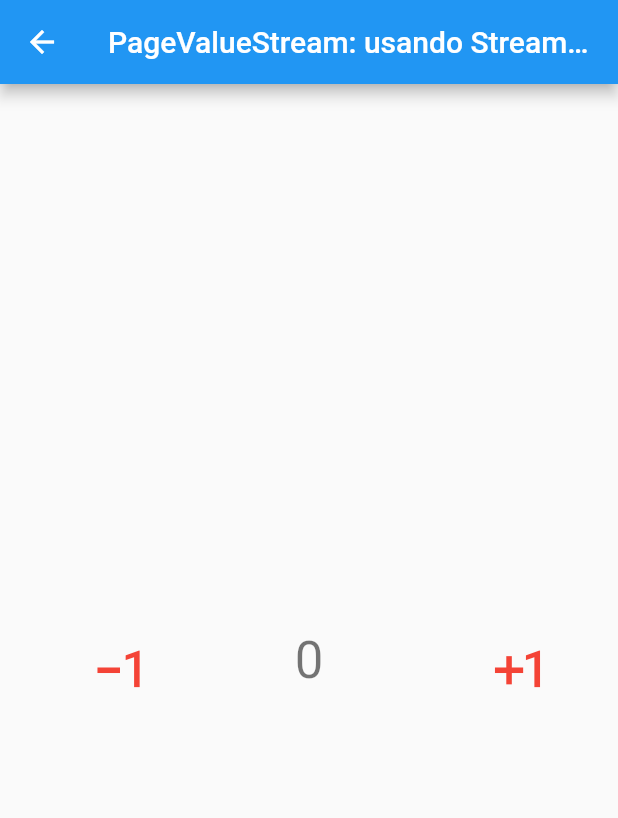
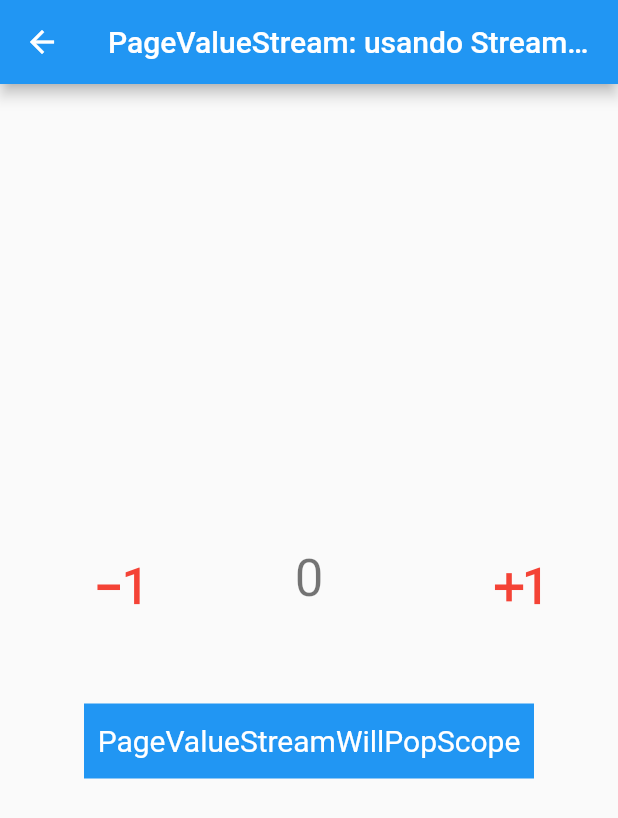
Before and after one commit to Suebersson/ephemeral_state_manager, a Flutter app: the PageValueStream screen opened directly, on a phone screen of 412 x 824 dp. Shown: the top 818 px of the screen. Run offline on Flutter 3.47's test engine with Material 2 defaults, Android fonts, the phone set to English and light mode, and no system bars.

Commit message:
third commit

```diff
--- a/example/lib/PageValueStream.dart
+++ b/example/lib/PageValueStream.dart
@@ -1,5 +1,6 @@
 import 'package:flutter/material.dart';
 import 'package:ephemeral_state_manager/src/valueStream.dart';
+import './pageValueStreamWillPopScope.dart';
 
 class PageValueStream extends StatefulWidget {
   const PageValueStream({Key? key}) : super(key: key);
@@ -9,7 +10,6 @@ class PageValueStream extends StatefulWidget {
 }
 
 class _HomePageState extends State<PageValueStream> {
-
   final PageValueStreamController controller = PageValueStreamController();
 
   @override
@@ -22,19 +22,27 @@ class _HomePageState extends State<PageValueStream> {
   Widget build(BuildContext context) {
     print('Create HomaPage build');
     return Scaffold(
-      appBar: AppBar(title: const Text('PageValueStream: usando StreamController')),
-      body: Center(
-        child: Row(
+      appBar: AppBar(
+        title: const Text('PageValueStream: usando StreamController'),
+      ),
+      body: Column(
+        mainAxisAlignment: MainAxisAlignment.center,
+        children: [
+          Row(
             mainAxisAlignment: MainAxisAlignment.spaceAround,
             children: [
               IconButton(
-              icon: const Icon(Icons.exposure_neg_1, size: 45.0, color: Colors.red),
+                icon: const Icon(
+                  Icons.exposure_neg_1,
+                  size: 45.0,
+                  color: Colors.red,
+                ),
                 onPressed: controller.decrementCounter,
               ),
               StreamBuilder<int>(
                 stream: controller.counter.stream,
                 initialData: controller.counter.value,
-              builder: (context, snapshot){
+                builder: (context, snapshot) {
                   print('Upadate: ${snapshot.data}');
                   return Text(
                     '${snapshot.data}',
@@ -43,24 +51,45 @@ class _HomePageState extends State<PageValueStream> {
                 },
               ),
               IconButton(
-              icon: const Icon(Icons.exposure_plus_1, size: 45.0, color: Colors.red),
+                icon: const Icon(Icons.exposure_plus_1,
+                    size: 45.0, color: Colors.red),
                 onPressed: controller.incrementCounter,
               ),
             ],
           ),
+          GestureDetector(
+            onTap: () {
+              Navigator.push(
+                context,
+                MaterialPageRoute(builder: (context) {
+                  return PageValueStreamWillPopScope(controller: PageValueStreamWillPopScopeController());
+                }),
+              );
+            },
+            child: Container(
+              alignment: Alignment.center,
+              color: Theme.of(context).primaryColor,
+              margin: const EdgeInsets.only(top: 60),
+              height: 50,
+              width: 300,
+              child: const Text(
+                'PageValueStreamWillPopScope',
+                style: TextStyle(color: Colors.white, fontSize: 20),
+              ),
+            ),
+          ),
+        ],
       ),
     );
   }
 }
 
-class PageValueStreamController implements DisposeValueStream{
-
-  ValueStream<int> counter = ValueStream<int>(0);
+class PageValueStreamController implements DisposeValueStream {
+  final ValueStream<int> counter = ValueStream<int>(0);
 
   void incrementCounter() => counter.value++;
   void decrementCounter() => counter.value--;
 
   @override
   void dispose() => counter.dispose();
-
 }
--- a/example/lib/main.dart
+++ b/example/lib/main.dart
@@ -4,13 +4,14 @@ import 'PageStateSetterBuilder.dart';
 void main() => runApp(const MyApp());
 
 class MyApp extends StatelessWidget {
-  const MyApp({ Key? key }) : super(key: key);
+  const MyApp({Key? key}) : super(key: key);
   @override
   Widget build(BuildContext context) {
     return MaterialApp(
       title: "Flutter demo",
       theme: ThemeData(primarySwatch: Colors.blue),
-      home: PageStateSetterBuilder(controller: PageStateSetterBuilderController()),
+      home: PageStateSetterBuilder(
+          controller: PageStateSetterBuilderController()),
     );
   }
 }
--- a/lib/ephemeral_state_manager.dart
+++ b/lib/ephemeral_state_manager.dart
@@ -1,5 +1,6 @@
 library ephemeral_state_manager;
 
+/// [library] que serão exportadas e visíveis
 export 'src/stateSetterBuilder.dart';
 export 'src/stateSetterBuilderKey.dart';
 export 'src/valueStream.dart';
--- a/lib/src/valueStream.dart
+++ b/lib/src/valueStream.dart
@@ -1,22 +1,30 @@
 import 'dart:async' show Stream, StreamController;
 import 'package:meta/meta.dart' show mustCallSuper;
 
+/// Este objeto foi criado para facilitar e externalizar a instância de uma [StreamController]
+/// deixando dentro da app apenas os código necessários
 class ValueStream<T> {
-  /// Criar uma instância `StreamController` e sua propriedades
-  /// Este objeto pode se combinado o widget `StreamBuilder` ou qualquer widget customizado que usa uma stream
+  /// Criar uma instância [StreamController] e suas propriedades
+  /// Este objeto pode se combinado com widget [StreamBuilder] ou qualquer widget customizado que usa uma stream
   /// Ao usar esse objeto, devemos se atentar em chamar o método [dispose] quando o objeto não tiver utilidade
-
+  ///
+  /// variável generica [dynamic]
   final T _initialValue;
 
-  ValueStream(this._initialValue){
+  ValueStream(this._initialValue) {
     streamController.stream.listen((value) {
       _dataValue = value;
     });
   }
 
+  /// Variável de controle [Stream]
   final StreamController<T> streamController = StreamController<T>.broadcast();
-  Sink<T> get sink => streamController.sink;//input
-  Stream<T> get stream => streamController.stream;//output
+  Sink<T> get sink => streamController.sink;
+
+  ///[input]
+  Stream<T> get stream => streamController.stream;
+
+  ///[output]
 
   T? _dataValue;
 
@@ -29,9 +37,8 @@ class ValueStream<T> {
     sink.close();
     streamController.close();
   }
-
 }
 
-abstract class DisposeValueStream{
-  void dispose(){}
+abstract class DisposeValueStream {
+  void dispose() {}
 }
--- a/pubspec.yaml
+++ b/pubspec.yaml
@@ -1,6 +1,6 @@
 name: ephemeral_state_manager
-description: A package é um gerenciamento de estado efêmero simples e objetivo (é um estado temporário de uma widget), com essa package é possível usar o setState ou streamCotroller de forma segura indicando onde deve ser feito a build do widget multável sem re-buildar toda árvore de widget da página ativa exatamente como a documentação da framework recomenda.
-version: 1.0.0
+description: Package simplificado para gerenciamento de estado efêmoro para widgets
+version: 1.0.2
 homepage: https://github.com/Suebersson/ephemeral_state_manager
 
 environment:
```
Also changed, not shown: example/lib/PageStateSetterBuilder.dart (+14 -15 lines), example/lib/PageStateSetterBuilderKey.dart (+17 -15 lines), example/lib/pageValueStreamWillPopScope.dart (added, +82 -0 lines), lib/src/stateSetterBuilder.dart (+10 -13 lines), lib/src/stateSetterBuilderKey.dart (+24 -28 lines), 3 other files. Lines whose indentation alone changed are shown as unchanged.
